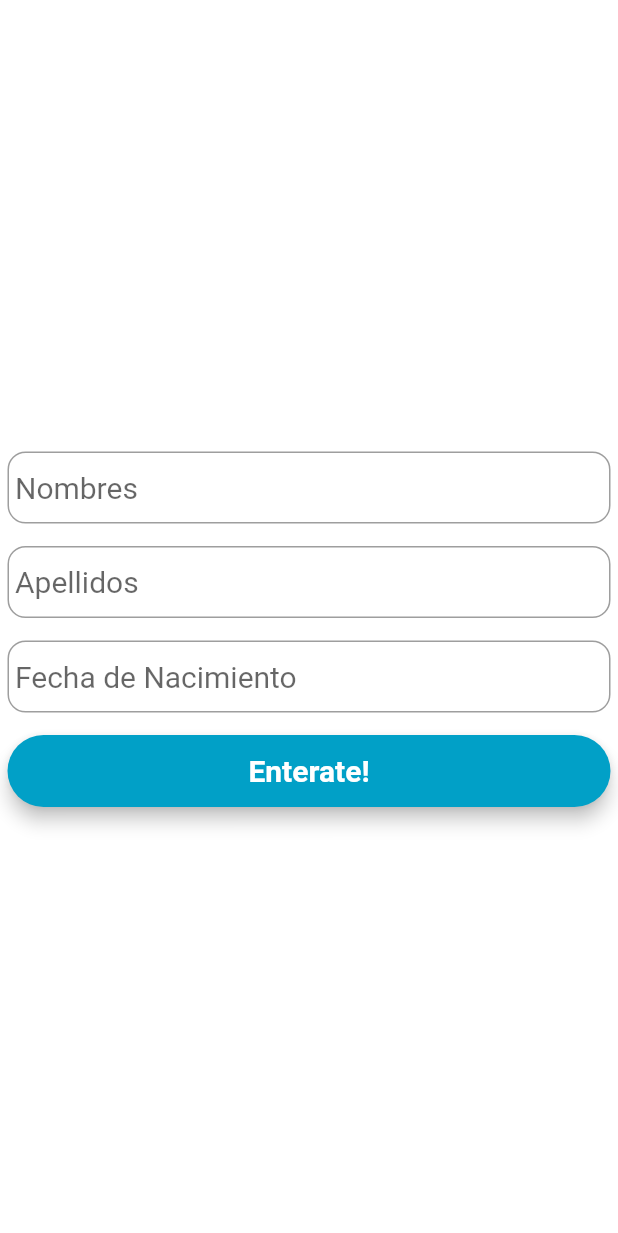
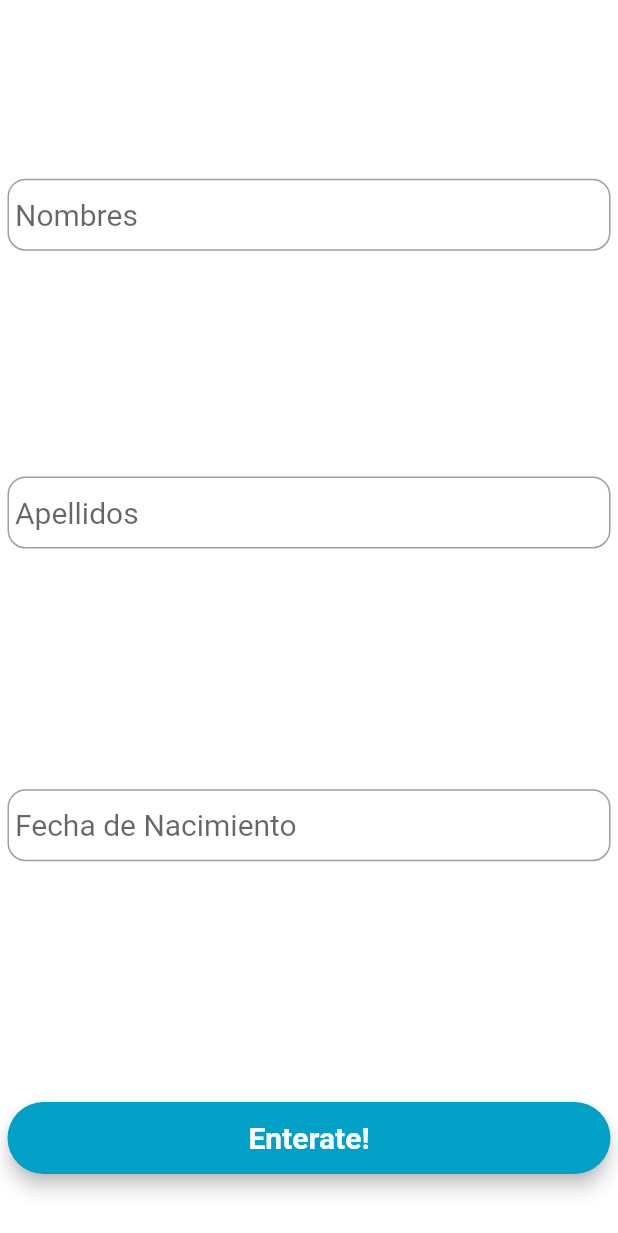
Before and after one commit to ealvan/Dart, a Flutter app: the screen it shows after launch, on a phone screen of 412 x 824 dp. Shown: the top 1233 px of the screen. Run offline on Flutter 3.47's test engine with Material 2 defaults, Android fonts, the phone set to English and light mode, and no system bars; Roboto replaces fonts that are missing (Montserrat).

Commit message:
primera base de codigo

```diff
--- a/lib/main.dart
+++ b/lib/main.dart
@@ -100,11 +100,11 @@ class _MyHome extends State<MyHome> {
             padding: const EdgeInsets.all(5.0),
             child: Column(
               crossAxisAlignment: CrossAxisAlignment.center,
-              mainAxisAlignment: MainAxisAlignment.center,
+              mainAxisAlignment: MainAxisAlignment.spaceAround,
               children: <Widget>[
-                SizedBox(height: 15.0),
+                SizedBox(height: 5.0),
                 nombre,
-                SizedBox(height: 15.0),
+                SizedBox(height: 5.0),
                 apellidos,
                 SizedBox(
                   height: 15.0,
```
